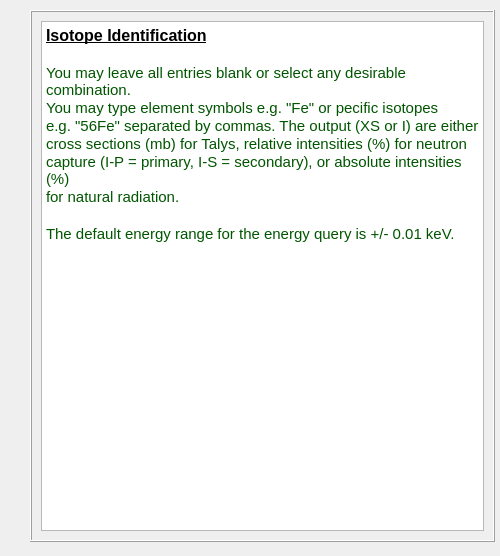
This is nasagamma/win_isot_id_info.ui in mauricioAyllon/NASA-gamma as Qt 5 draws it before an edit. The edited form follows.
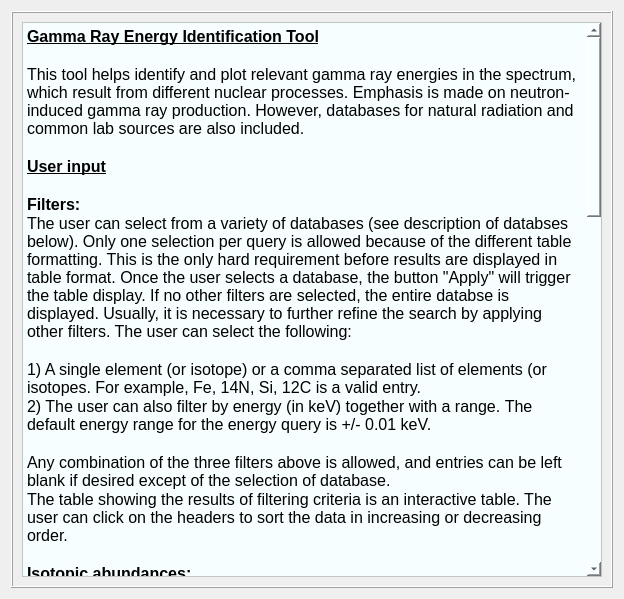
This is the edited form.

Commit message: Changed GUI appearance and implemented more databses to the search feature

```diff
--- a/nasagamma/win_isot_id_info.ui
+++ b/nasagamma/win_isot_id_info.ui
@@ -6,52 +6,94 @@
    <rect>
     <x>0</x>
     <y>0</y>
-    <width>500</width>
-    <height>556</height>
+    <width>624</width>
+    <height>599</height>
    </rect>
   </property>
   <property name="windowTitle">
    <string>Dialog</string>
   </property>
+  <layout class="QGridLayout" name="gridLayout_2">
+   <item row="0" column="0">
   <widget class="QFrame" name="frame">
-   <property name="geometry">
-    <rect>
-     <x>30</x>
-     <y>10</y>
-     <width>465</width>
-     <height>532</height>
-    </rect>
-   </property>
    <property name="frameShape">
     <enum>QFrame::Box</enum>
    </property>
    <property name="frameShadow">
     <enum>QFrame::Raised</enum>
    </property>
-   <layout class="QGridLayout" name="gridLayout_2">
+     <layout class="QGridLayout" name="gridLayout">
     <item row="0" column="0">
-     <widget class="QTextEdit" name="textEdit">
+       <widget class="QTextBrowser" name="text_info">
+        <property name="styleSheet">
+         <string notr="true">background-color: rgb(247, 254, 255);</string>
+        </property>
       <property name="html">
        <string>&lt;!DOCTYPE HTML PUBLIC &quot;-//W3C//DTD HTML 4.0//EN&quot; &quot;http://www.w3.org/TR/REC-html40/strict.dtd&quot;&gt;
 &lt;html&gt;&lt;head&gt;&lt;meta name=&quot;qrichtext&quot; content=&quot;1&quot; /&gt;&lt;style type=&quot;text/css&quot;&gt;
 p, li { white-space: pre-wrap; }
 &lt;/style&gt;&lt;/head&gt;&lt;body style=&quot; font-family:'MS Shell Dlg 2'; font-size:7.8pt; font-weight:400; font-style:normal;&quot;&gt;
-&lt;p style=&quot; margin-top:0px; margin-bottom:0px; margin-left:0px; margin-right:0px; -qt-block-indent:0; text-indent:0px;&quot;&gt;&lt;span style=&quot; font-size:12pt; font-weight:600; text-decoration: underline;&quot;&gt;Isotope Identification&lt;/span&gt;&lt;/p&gt;
+&lt;p style=&quot; margin-top:0px; margin-bottom:0px; margin-left:0px; margin-right:0px; -qt-block-indent:0; text-indent:0px;&quot;&gt;&lt;span style=&quot; font-size:12pt; font-weight:600; text-decoration: underline;&quot;&gt;Gamma Ray Energy Identification Tool&lt;/span&gt;&lt;/p&gt;
 &lt;p style=&quot;-qt-paragraph-type:empty; margin-top:0px; margin-bottom:0px; margin-left:0px; margin-right:0px; -qt-block-indent:0; text-indent:0px; font-size:12pt; font-weight:600; text-decoration: underline;&quot;&gt;&lt;br /&gt;&lt;/p&gt;
-&lt;p style=&quot; margin-top:0px; margin-bottom:0px; margin-left:0px; margin-right:0px; -qt-block-indent:0; text-indent:0px;&quot;&gt;&lt;span style=&quot; font-size:11pt; color:#005500;&quot;&gt;You may leave all entries blank or select any desirable combination.&lt;/span&gt;&lt;/p&gt;
-&lt;p style=&quot; margin-top:0px; margin-bottom:0px; margin-left:0px; margin-right:0px; -qt-block-indent:0; text-indent:0px;&quot;&gt;&lt;span style=&quot; font-size:11pt; color:#005500;&quot;&gt;You may type element symbols e.g. &amp;quot;Fe&amp;quot; or pecific isotopes&lt;/span&gt;&lt;/p&gt;
-&lt;p style=&quot; margin-top:0px; margin-bottom:0px; margin-left:0px; margin-right:0px; -qt-block-indent:0; text-indent:0px;&quot;&gt;&lt;span style=&quot; font-size:11pt; color:#005500;&quot;&gt;e.g. &amp;quot;56Fe&amp;quot; separated by commas. The output (XS or I) are either&lt;/span&gt;&lt;/p&gt;
-&lt;p style=&quot; margin-top:0px; margin-bottom:0px; margin-left:0px; margin-right:0px; -qt-block-indent:0; text-indent:0px;&quot;&gt;&lt;span style=&quot; font-size:11pt; color:#005500;&quot;&gt;cross sections (mb) for Talys, relative intensities (%) for neutron&lt;/span&gt;&lt;/p&gt;
-&lt;p style=&quot; margin-top:0px; margin-bottom:0px; margin-left:0px; margin-right:0px; -qt-block-indent:0; text-indent:0px;&quot;&gt;&lt;span style=&quot; font-size:11pt; color:#005500;&quot;&gt;capture (I-P = primary, I-S = secondary), or absolute intensities (%)&lt;/span&gt;&lt;/p&gt;
-&lt;p style=&quot; margin-top:0px; margin-bottom:0px; margin-left:0px; margin-right:0px; -qt-block-indent:0; text-indent:0px;&quot;&gt;&lt;span style=&quot; font-size:11pt; color:#005500;&quot;&gt;for natural radiation.&lt;/span&gt;&lt;/p&gt;
+&lt;p style=&quot; margin-top:0px; margin-bottom:0px; margin-left:0px; margin-right:0px; -qt-block-indent:0; text-indent:0px;&quot;&gt;&lt;span style=&quot; font-size:12pt;&quot;&gt;This tool helps identify and plot relevant gamma ray energies in the spectrum, which result from different nuclear processes. Emphasis is made on neutron-induced gamma ray production. However, databases for natural radiation and common lab sources are also included. &lt;/span&gt;&lt;/p&gt;
+&lt;p style=&quot;-qt-paragraph-type:empty; margin-top:0px; margin-bottom:0px; margin-left:0px; margin-right:0px; -qt-block-indent:0; text-indent:0px; font-size:12pt;&quot;&gt;&lt;br /&gt;&lt;/p&gt;
+&lt;p style=&quot; margin-top:0px; margin-bottom:0px; margin-left:0px; margin-right:0px; -qt-block-indent:0; text-indent:0px;&quot;&gt;&lt;span style=&quot; font-size:12pt; font-weight:600; text-decoration: underline;&quot;&gt;User input&lt;/span&gt;&lt;/p&gt;
 &lt;p style=&quot;-qt-paragraph-type:empty; margin-top:0px; margin-bottom:0px; margin-left:0px; margin-right:0px; -qt-block-indent:0; text-indent:0px; font-size:12pt; font-weight:600; text-decoration: underline;&quot;&gt;&lt;br /&gt;&lt;/p&gt;
-&lt;p style=&quot; margin-top:0px; margin-bottom:0px; margin-left:0px; margin-right:0px; -qt-block-indent:0; text-indent:0px;&quot;&gt;&lt;span style=&quot; font-size:11pt; color:#005500;&quot;&gt;The default energy range for the energy query is +/- 0.01 keV.&lt;/span&gt;&lt;/p&gt;
+&lt;p style=&quot; margin-top:0px; margin-bottom:0px; margin-left:0px; margin-right:0px; -qt-block-indent:0; text-indent:0px;&quot;&gt;&lt;span style=&quot; font-size:12pt; font-weight:600;&quot;&gt;Filters:&lt;/span&gt;&lt;/p&gt;
+&lt;p style=&quot; margin-top:0px; margin-bottom:0px; margin-left:0px; margin-right:0px; -qt-block-indent:0; text-indent:0px;&quot;&gt;&lt;span style=&quot; font-size:12pt;&quot;&gt;The user can select from a variety of databases (see description of databses below). Only one selection per query is allowed because of the different table formatting. This is the only hard requirement before results are displayed in table format. Once the user selects a database, the button &amp;quot;Apply&amp;quot; will trigger the table display. If no other filters are selected, the entire databse is displayed. Usually, it is necessary to further refine the search by applying other filters. The user can select the following:&lt;/span&gt;&lt;/p&gt;
+&lt;p style=&quot;-qt-paragraph-type:empty; margin-top:0px; margin-bottom:0px; margin-left:0px; margin-right:0px; -qt-block-indent:0; text-indent:0px; font-size:12pt;&quot;&gt;&lt;br /&gt;&lt;/p&gt;
+&lt;p style=&quot; margin-top:0px; margin-bottom:0px; margin-left:0px; margin-right:0px; -qt-block-indent:0; text-indent:0px;&quot;&gt;&lt;span style=&quot; font-size:12pt;&quot;&gt;1) A single element (or isotope) or a comma separated list of elements (or isotopes. For example, Fe, 14N, Si, 12C is a valid entry.&lt;/span&gt;&lt;/p&gt;
+&lt;p style=&quot; margin-top:0px; margin-bottom:0px; margin-left:0px; margin-right:0px; -qt-block-indent:0; text-indent:0px;&quot;&gt;&lt;span style=&quot; font-size:12pt;&quot;&gt;2) The user can also filter by energy (in keV) together with a range. &lt;/span&gt;&lt;span style=&quot; font-size:12pt; color:#000000;&quot;&gt;The default energy range for the energy query is +/- 0.01 keV.&lt;/span&gt;&lt;/p&gt;
+&lt;p style=&quot;-qt-paragraph-type:empty; margin-top:0px; margin-bottom:0px; margin-left:0px; margin-right:0px; -qt-block-indent:0; text-indent:0px; font-size:12pt; color:#000000;&quot;&gt;&lt;br /&gt;&lt;/p&gt;
+&lt;p style=&quot; margin-top:0px; margin-bottom:0px; margin-left:0px; margin-right:0px; -qt-block-indent:0; text-indent:0px;&quot;&gt;&lt;span style=&quot; font-size:12pt; color:#000000;&quot;&gt;Any combination of the three filters above is allowed, and entries can be left blank if desired except of the selection of database.&lt;/span&gt;&lt;/p&gt;
+&lt;p style=&quot; margin-top:0px; margin-bottom:0px; margin-left:0px; margin-right:0px; -qt-block-indent:0; text-indent:0px;&quot;&gt;&lt;span style=&quot; font-size:12pt; color:#000000;&quot;&gt;The table showing the results of filtering criteria is an interactive table. The user can click on the headers to sort the data in increasing or decreasing order.&lt;/span&gt;&lt;/p&gt;
+&lt;p style=&quot;-qt-paragraph-type:empty; margin-top:0px; margin-bottom:0px; margin-left:0px; margin-right:0px; -qt-block-indent:0; text-indent:0px; font-size:12pt; font-weight:600; text-decoration: underline;&quot;&gt;&lt;br /&gt;&lt;/p&gt;
+&lt;p style=&quot; margin-top:0px; margin-bottom:0px; margin-left:0px; margin-right:0px; -qt-block-indent:0; text-indent:0px;&quot;&gt;&lt;span style=&quot; font-size:12pt; font-weight:600;&quot;&gt;Isotopic abundances:&lt;/span&gt;&lt;/p&gt;
+&lt;p style=&quot; margin-top:0px; margin-bottom:0px; margin-left:0px; margin-right:0px; -qt-block-indent:0; text-indent:0px;&quot;&gt;&lt;span style=&quot; font-size:12pt;&quot;&gt;A database of isotopic abundances per element is also available. The user can type an element symbol, hit enter, and the natural isotopic abundances are displayed.&lt;/span&gt;&lt;/p&gt;
+&lt;p style=&quot;-qt-paragraph-type:empty; margin-top:0px; margin-bottom:0px; margin-left:0px; margin-right:0px; -qt-block-indent:0; text-indent:0px; font-size:12pt;&quot;&gt;&lt;br /&gt;&lt;/p&gt;
+&lt;p style=&quot; margin-top:0px; margin-bottom:0px; margin-left:0px; margin-right:0px; -qt-block-indent:0; text-indent:0px;&quot;&gt;&lt;span style=&quot; font-size:12pt; font-weight:600; text-decoration: underline;&quot;&gt;Plotting&lt;/span&gt;&lt;/p&gt;
+&lt;p style=&quot;-qt-paragraph-type:empty; margin-top:0px; margin-bottom:0px; margin-left:0px; margin-right:0px; -qt-block-indent:0; text-indent:0px; font-size:12pt; font-weight:600; text-decoration: underline;&quot;&gt;&lt;br /&gt;&lt;/p&gt;
+&lt;p style=&quot; margin-top:0px; margin-bottom:0px; margin-left:0px; margin-right:0px; -qt-block-indent:0; text-indent:0px;&quot;&gt;&lt;span style=&quot; font-size:12pt;&quot;&gt;This feature has several plotting capabilities that overlay vertical lines of selected gamma ray energies. Once the filters are applied, the user can simply hit &amp;quot;Plot lines&amp;quot; and all gamma ray energies shown in the table will be plotted. The program can plot up to 300 lines at a time. The default color of the vertical lines is blue, but this can change by selecting one of the other options (blue, green, organe, or red). The user can also select specific entries in the table, and when &amp;quot;Plot lines&amp;quot; is pressed, only the selected entries are plotted. Additionally, one might want to plot other relevant features associated with a gamma ray such as the single and double escape peaks and the Compton edge. This is possible by selecting the appropriate checkboxes. If the user wants to include labels, there is a corresponding checkbox to do so.&lt;/span&gt;&lt;/p&gt;
+&lt;p style=&quot;-qt-paragraph-type:empty; margin-top:0px; margin-bottom:0px; margin-left:0px; margin-right:0px; -qt-block-indent:0; text-indent:0px; font-size:12pt;&quot;&gt;&lt;br /&gt;&lt;/p&gt;
+&lt;p style=&quot; margin-top:0px; margin-bottom:0px; margin-left:0px; margin-right:0px; -qt-block-indent:0; text-indent:0px;&quot;&gt;&lt;span style=&quot; font-size:12pt; font-weight:600; text-decoration: underline;&quot;&gt;Databases&lt;/span&gt;&lt;/p&gt;
+&lt;p style=&quot;-qt-paragraph-type:empty; margin-top:0px; margin-bottom:0px; margin-left:0px; margin-right:0px; -qt-block-indent:0; text-indent:0px; font-size:12pt; font-weight:600; text-decoration: underline;&quot;&gt;&lt;br /&gt;&lt;/p&gt;
+&lt;p style=&quot; margin-top:0px; margin-bottom:0px; margin-left:0px; margin-right:0px; -qt-block-indent:0; text-indent:0px;&quot;&gt;&lt;span style=&quot; font-size:12pt;&quot;&gt;The following databases are available to the user:&lt;/span&gt;&lt;/p&gt;
+&lt;p style=&quot;-qt-paragraph-type:empty; margin-top:0px; margin-bottom:0px; margin-left:0px; margin-right:0px; -qt-block-indent:0; text-indent:0px; font-size:12pt;&quot;&gt;&lt;br /&gt;&lt;/p&gt;
+&lt;p style=&quot; margin-top:0px; margin-bottom:0px; margin-left:0px; margin-right:0px; -qt-block-indent:0; text-indent:0px;&quot;&gt;&lt;span style=&quot; font-size:12pt; font-weight:600;&quot;&gt;Common lab sources&lt;/span&gt;&lt;/p&gt;
+&lt;p style=&quot; margin-top:0px; margin-bottom:0px; margin-left:0px; margin-right:0px; -qt-block-indent:0; text-indent:0px;&quot;&gt;&lt;span style=&quot; font-size:12pt;&quot;&gt;Common gamma ray lab sources such as 60Co, 137Cs, 153Eu, etc. are available through a curated database derived from &lt;/span&gt;&lt;span style=&quot; font-size:12pt; text-decoration: underline; color:#0000ff;&quot;&gt;https://www-nds.iaea.org/pgaa/iaeapgaa.htm&lt;/span&gt;&lt;span style=&quot; font-size:12pt; color:#000000;&quot;&gt;. Access to this database through a Python-based notebook can be accessed via &lt;/span&gt;&lt;span style=&quot; font-size:12pt; text-decoration: underline; color:#0000ff;&quot;&gt;https://mybinder.org/v2/gh/IAEA-NDS/lc_api_notebook/HEAD?labpath=api_v0_notebook.ipynb.&lt;/span&gt;&lt;/p&gt;
+&lt;p style=&quot;-qt-paragraph-type:empty; margin-top:0px; margin-bottom:0px; margin-left:0px; margin-right:0px; -qt-block-indent:0; text-indent:0px; font-size:12pt; text-decoration: underline; color:#0000ff;&quot;&gt;&lt;br /&gt;&lt;/p&gt;
+&lt;p style=&quot; margin-top:0px; margin-bottom:0px; margin-left:0px; margin-right:0px; -qt-block-indent:0; text-indent:0px;&quot;&gt;&lt;span style=&quot; font-size:12pt; font-weight:600; color:#000000;&quot;&gt;Delayed activation&lt;/span&gt;&lt;/p&gt;
+&lt;p style=&quot; margin-top:0px; margin-bottom:0px; margin-left:0px; margin-right:0px; -qt-block-indent:0; text-indent:0px;&quot;&gt;&lt;span style=&quot; font-size:12pt; color:#000000;&quot;&gt;The database use for delayed neutron activation (isotopes with longer half lives) was obtained from the PGAA Decay Gamma Data from the IAEA via &lt;/span&gt;&lt;span style=&quot; font-size:12pt; text-decoration: underline; color:#0000ff;&quot;&gt;https://www-nds.iaea.org/pgaa/databases.htm.&lt;/span&gt;&lt;/p&gt;
+&lt;p style=&quot;-qt-paragraph-type:empty; margin-top:0px; margin-bottom:0px; margin-left:0px; margin-right:0px; -qt-block-indent:0; text-indent:0px; font-size:12pt; text-decoration: underline; color:#0000ff;&quot;&gt;&lt;br /&gt;&lt;/p&gt;
+&lt;p style=&quot; margin-top:0px; margin-bottom:0px; margin-left:0px; margin-right:0px; -qt-block-indent:0; text-indent:0px;&quot;&gt;&lt;span style=&quot; font-size:12pt; font-weight:600; color:#000000;&quot;&gt;Natural radiation&lt;/span&gt;&lt;/p&gt;
+&lt;p style=&quot;-qt-paragraph-type:empty; margin-top:0px; margin-bottom:0px; margin-left:0px; margin-right:0px; -qt-block-indent:0; text-indent:0px; font-size:12pt; font-weight:600; color:#000000;&quot;&gt;&lt;br /&gt;&lt;/p&gt;
+&lt;p style=&quot; margin-top:0px; margin-bottom:0px; margin-left:0px; margin-right:0px; -qt-block-indent:0; text-indent:0px;&quot;&gt;&lt;span style=&quot; font-size:12pt; font-weight:600; color:#000000;&quot;&gt;Neutron capture (CapGam)&lt;/span&gt;&lt;/p&gt;
+&lt;p style=&quot;-qt-paragraph-type:empty; margin-top:0px; margin-bottom:0px; margin-left:0px; margin-right:0px; -qt-block-indent:0; text-indent:0px; font-size:12pt; font-weight:600; color:#000000;&quot;&gt;&lt;br /&gt;&lt;/p&gt;
+&lt;p style=&quot; margin-top:0px; margin-bottom:0px; margin-left:0px; margin-right:0px; -qt-block-indent:0; text-indent:0px;&quot;&gt;&lt;span style=&quot; font-size:12pt; font-weight:600; color:#000000;&quot;&gt;Neutron capture (IAEA)&lt;/span&gt;&lt;/p&gt;
+&lt;p style=&quot;-qt-paragraph-type:empty; margin-top:0px; margin-bottom:0px; margin-left:0px; margin-right:0px; -qt-block-indent:0; text-indent:0px; font-size:12pt; font-weight:600; color:#000000;&quot;&gt;&lt;br /&gt;&lt;/p&gt;
+&lt;p style=&quot; margin-top:0px; margin-bottom:0px; margin-left:0px; margin-right:0px; -qt-block-indent:0; text-indent:0px;&quot;&gt;&lt;span style=&quot; font-size:12pt; font-weight:600; color:#000000;&quot;&gt;Neutron inelastic 14 MeV (Talys)&lt;/span&gt;&lt;/p&gt;
+&lt;p style=&quot;-qt-paragraph-type:empty; margin-top:0px; margin-bottom:0px; margin-left:0px; margin-right:0px; -qt-block-indent:0; text-indent:0px; font-size:12pt; font-weight:600; color:#000000;&quot;&gt;&lt;br /&gt;&lt;/p&gt;
+&lt;p style=&quot; margin-top:0px; margin-bottom:0px; margin-left:0px; margin-right:0px; -qt-block-indent:0; text-indent:0px;&quot;&gt;&lt;span style=&quot; font-size:12pt; font-weight:600; color:#000000;&quot;&gt;Neutron inelastic (Baghdad Atlas)&lt;/span&gt;&lt;/p&gt;
+&lt;p style=&quot; margin-top:0px; margin-bottom:0px; margin-left:0px; margin-right:0px; -qt-block-indent:0; text-indent:0px;&quot;&gt;&lt;span style=&quot; font-size:12pt; color:#000000;&quot;&gt;Not yet implemented.&lt;/span&gt;&lt;/p&gt;
+&lt;p style=&quot;-qt-paragraph-type:empty; margin-top:0px; margin-bottom:0px; margin-left:0px; margin-right:0px; -qt-block-indent:0; text-indent:0px; font-size:12pt; font-weight:600; color:#000000;&quot;&gt;&lt;br /&gt;&lt;/p&gt;
+&lt;p style=&quot; margin-top:0px; margin-bottom:0px; margin-left:0px; margin-right:0px; -qt-block-indent:0; text-indent:0px;&quot;&gt;&lt;span style=&quot; font-size:12pt; font-weight:600; color:#000000;&quot;&gt;Berkeley Atlas&lt;/span&gt;&lt;/p&gt;
+&lt;p style=&quot; margin-top:0px; margin-bottom:0px; margin-left:0px; margin-right:0px; -qt-block-indent:0; text-indent:0px;&quot;&gt;&lt;span style=&quot; font-size:12pt; color:#000000;&quot;&gt;Not yet implemented.&lt;/span&gt;&lt;/p&gt;
+&lt;p style=&quot;-qt-paragraph-type:empty; margin-top:0px; margin-bottom:0px; margin-left:0px; margin-right:0px; -qt-block-indent:0; text-indent:0px; font-size:12pt; font-weight:600; text-decoration: underline;&quot;&gt;&lt;br /&gt;&lt;/p&gt;
+&lt;p style=&quot; margin-top:0px; margin-bottom:0px; margin-left:0px; margin-right:0px; -qt-block-indent:0; text-indent:0px;&quot;&gt;&lt;span style=&quot; font-size:12pt; color:#000000;&quot;&gt;You may leave all entries blank or select any desirable combination.&lt;/span&gt;&lt;/p&gt;
+&lt;p style=&quot; margin-top:0px; margin-bottom:0px; margin-left:0px; margin-right:0px; -qt-block-indent:0; text-indent:0px;&quot;&gt;&lt;span style=&quot; font-size:12pt; color:#000000;&quot;&gt;You may type element symbols e.g. &amp;quot;Fe&amp;quot; or pecific isotopes&lt;/span&gt;&lt;/p&gt;
+&lt;p style=&quot; margin-top:0px; margin-bottom:0px; margin-left:0px; margin-right:0px; -qt-block-indent:0; text-indent:0px;&quot;&gt;&lt;span style=&quot; font-size:12pt; color:#000000;&quot;&gt;e.g. &amp;quot;56Fe&amp;quot; separated by commas. The output (XS or I) are either&lt;/span&gt;&lt;/p&gt;
+&lt;p style=&quot; margin-top:0px; margin-bottom:0px; margin-left:0px; margin-right:0px; -qt-block-indent:0; text-indent:0px;&quot;&gt;&lt;span style=&quot; font-size:12pt; color:#000000;&quot;&gt;cross sections (mb) for Talys, relative intensities (%) for neutron&lt;/span&gt;&lt;/p&gt;
+&lt;p style=&quot; margin-top:0px; margin-bottom:0px; margin-left:0px; margin-right:0px; -qt-block-indent:0; text-indent:0px;&quot;&gt;&lt;span style=&quot; font-size:12pt; color:#000000;&quot;&gt;capture (I-P = primary, I-S = secondary), or absolute intensities (%)&lt;/span&gt;&lt;/p&gt;
+&lt;p style=&quot; margin-top:0px; margin-bottom:0px; margin-left:0px; margin-right:0px; -qt-block-indent:0; text-indent:0px;&quot;&gt;&lt;span style=&quot; font-size:12pt; color:#000000;&quot;&gt;for natural radiation.&lt;/span&gt;&lt;/p&gt;
+&lt;p style=&quot;-qt-paragraph-type:empty; margin-top:0px; margin-bottom:0px; margin-left:0px; margin-right:0px; -qt-block-indent:0; text-indent:0px; font-size:12pt; font-weight:600; text-decoration: underline; color:#000000;&quot;&gt;&lt;br /&gt;&lt;/p&gt;
 &lt;p style=&quot;-qt-paragraph-type:empty; margin-top:0px; margin-bottom:0px; margin-left:0px; margin-right:0px; -qt-block-indent:0; text-indent:0px; font-size:12pt; font-weight:600; text-decoration: underline;&quot;&gt;&lt;br /&gt;&lt;/p&gt;&lt;/body&gt;&lt;/html&gt;</string>
       </property>
      </widget>
     </item>
    </layout>
   </widget>
+   </item>
+  </layout>
  </widget>
  <resources/>
  <connections/>
```
Lines whose indentation alone changed are shown as unchanged. The commit also changes 6 other files.
